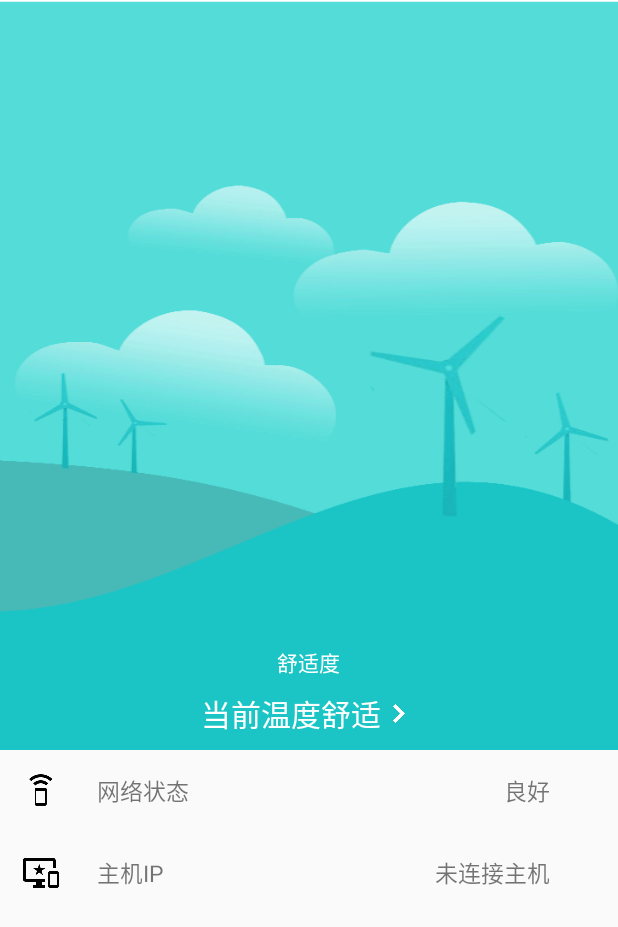
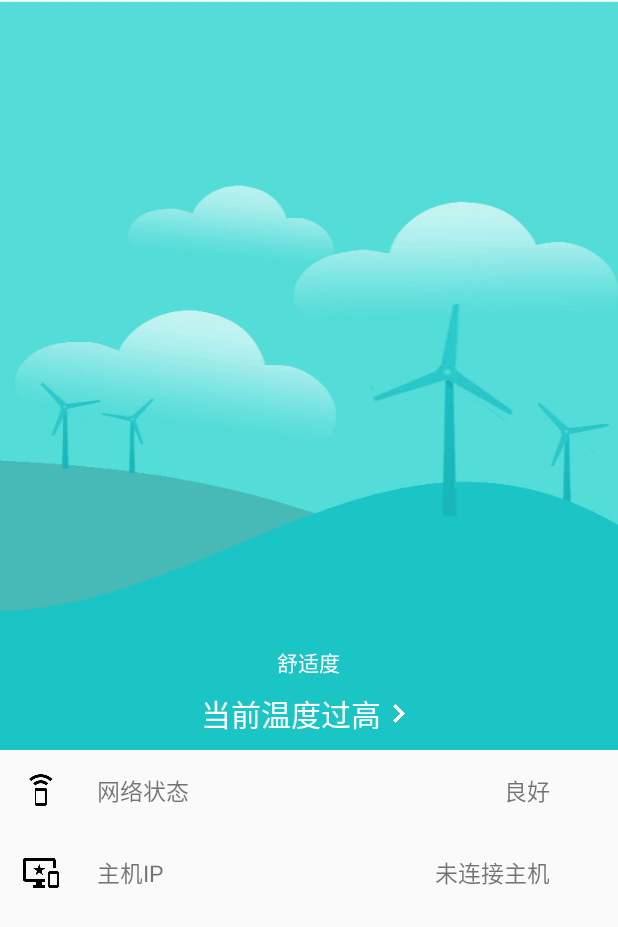
Before and after one commit to csucyt/thmonitor, an Android app: the screen it shows after launch (PrimaryActivity), after a tap on "VISIT", on a phone screen of 412 x 824 dp. Shown: the top 927 px of the screen. Run offline under Robolectric (Android 15) with nearby library versions, the phone set to English and light mode, and no system bars; libraries missing offline, so code that uses them is left out: org.litepal.crud, org.litepal.tablemanager; pictures from the network do not load; 3 statements that could not run were skipped.

Commit message:
增加舒适度判定，修复无当日数据显示BUG.GG.

```diff
--- a/app/src/main/java/com/example/thmonitor/PrimaryActivity.java
+++ b/app/src/main/java/com/example/thmonitor/PrimaryActivity.java
@@ -11,6 +11,9 @@ import android.widget.ImageView;
 import android.widget.TextView;
 
 import com.bumptech.glide.Glide;
+import com.example.thmonitor.db.Temperature;
+
+import org.litepal.crud.DataSupport;
 
 public class PrimaryActivity extends AppCompatActivity {
 
@@ -22,10 +25,14 @@ public class PrimaryActivity extends AppCompatActivity {
         super.onCreate(savedInstanceState);
         setContentView(R.layout.activity_primary);
 
-        SharedPreferences.Editor editor = getSharedPreferences("Temp", MODE_PRIVATE).edit();
-        editor.putFloat("minRange", 20);
-        editor.putFloat("normRange", 30);
-        editor.apply();
+        SharedPreferences pref = getSharedPreferences("Temp", MODE_PRIVATE);
+        float minRange = pref.getFloat("minRange", 20);
+        float normRange = pref.getFloat("normRange", 30);
+
+        float minTemp = -20 + minRange;
+        float normTemp = -20 + minRange + normRange;
+
+        Temperature temp = DataSupport.findLast(Temperature.class);
 
 
         ImageView primaryImage = (ImageView)findViewById(R.id.primary_gif);
@@ -33,6 +40,14 @@ public class PrimaryActivity extends AppCompatActivity {
 
         feelButton = (Button)findViewById(R.id.feel_btn);
         hostIPText = (TextView)findViewById(R.id.host_ip_text);
+
+        if(temp.getTemp() < minTemp) {
+            feelButton.setText("当前温度过低");
+        } else if(temp.getTemp() < normTemp) {
+            feelButton.setText("当前温度舒适");
+        } else {
+            feelButton.setText("当前温度过高");
+        }
 
         final boolean flag = getIntent().getExtras().getBoolean("visit");
         if(!flag) {
--- a/app/src/main/java/com/example/thmonitor/config/LineChartConfig.java
+++ b/app/src/main/java/com/example/thmonitor/config/LineChartConfig.java
@@ -192,6 +192,8 @@ public class LineChartConfig {
 
                 lineChart.invalidate();
 
+            } else {
+                data.clearValues();
             }
 
         } else if(type == TYPE_WEEK) {
--- a/app/src/main/java/com/example/thmonitor/thread/PanelThread.java
+++ b/app/src/main/java/com/example/thmonitor/thread/PanelThread.java
@@ -39,7 +39,7 @@ public class PanelThread implements Runnable {
     public void run() {
         try {
             while(true) {
-                final Temperature temp = DataSupport.findFirst(Temperature.class);
+                final Temperature temp = DataSupport.findLast(Temperature.class);
                 activity.runOnUiThread(new Runnable() {
                     @Override
                     public void run() {
```
